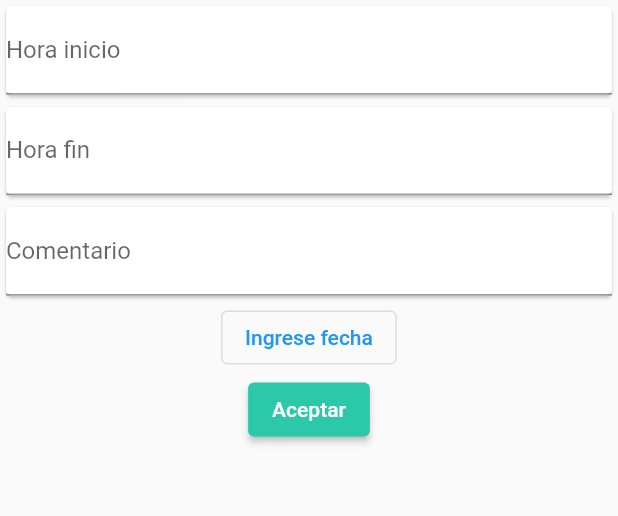
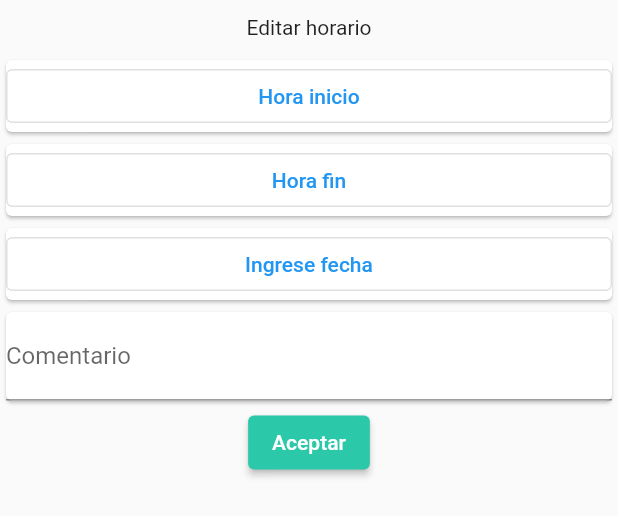
Before and after one commit to ucaldas-tech-titans/agenda-nurse, a Flutter app: the InputWindow widget shown alone on an empty page, opened directly, on a phone screen of 412 x 824 dp. Shown: the top 516 px of the screen. Run offline on Flutter 3.47's test engine with Material 2 defaults, Android fonts, the phone set to English and light mode, and no system bars.

Commit message:
Update input-window.dart

```diff
--- a/lib/widgets/input-window.dart
+++ b/lib/widgets/input-window.dart
@@ -29,16 +29,42 @@ class InputWindow extends StatelessWidget {
           lastDate: DateTime(2026));
     }
 
+    void mostrarHora() {
+      showTimePicker(context: context, initialTime: TimeOfDay.now());
+    }
+
     return Column(
       children: [
+        Container(padding: EdgeInsets.all(10), child: Text("Editar horario")),
         Card(
           child: Container(
             width: double.infinity,
-            child: TextField(
-              keyboardType: TextInputType.number,
-              decoration: const InputDecoration(labelText: "Hora inicio"),
-              onChanged: (val) {
-                value = val;
+            child: OutlinedButton(
+              child: Text("Hora inicio"),
+              onPressed: () {
+                mostrarHora();
+              },
+            ),
+          ),
+        ),
+        Card(
+          child: Container(
+            width: double.infinity,
+            child: OutlinedButton(
+              child: Text("Hora fin"),
+              onPressed: () {
+                mostrarHora();
+              },
+            ),
+          ),
+        ),
+        Card(
+          child: Container(
+            width: double.infinity,
+            child: OutlinedButton(
+              child: Text("Ingrese fecha"),
+              onPressed: () {
+                mostrarFecha();
               },
             ),
           ),
@@ -47,19 +73,7 @@ class InputWindow extends StatelessWidget {
           child: Container(
             width: double.infinity,
             child: TextField(
-              keyboardType: TextInputType.number,
-              decoration: const InputDecoration(labelText: "Hora fin"),
-              onChanged: (val) {
-                value = val;
-              },
-            ),
-          ),
-        ),
-        Card(
-          child: Container(
-            width: double.infinity,
-            child: TextField(
-              keyboardType: TextInputType.datetime,
+              keyboardType: TextInputType.text,
               decoration: const InputDecoration(labelText: "Comentario"),
               onChanged: (val) {
                 value = val;
@@ -68,16 +82,10 @@ class InputWindow extends StatelessWidget {
           ),
         ),
         Container(
-          child: OutlinedButton(
-            child: Text("Ingrese fecha"),
-            onPressed: mostrarFecha,
-          ),
-        ),
-        Container(
           child: ElevatedButton(
             style: ElevatedButton.styleFrom(backgroundColor: colores["verde"]),
             child: Text("Aceptar"),
-            onPressed: (){},
+            onPressed: () {},
           ),
         )
         // Container(
```
